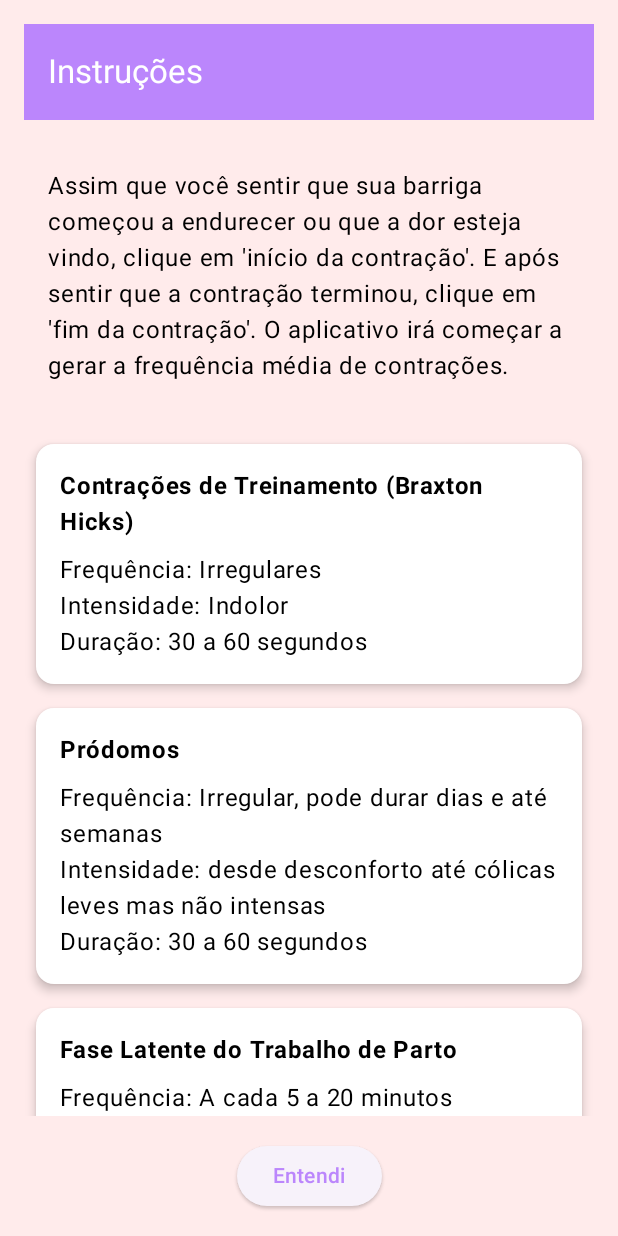
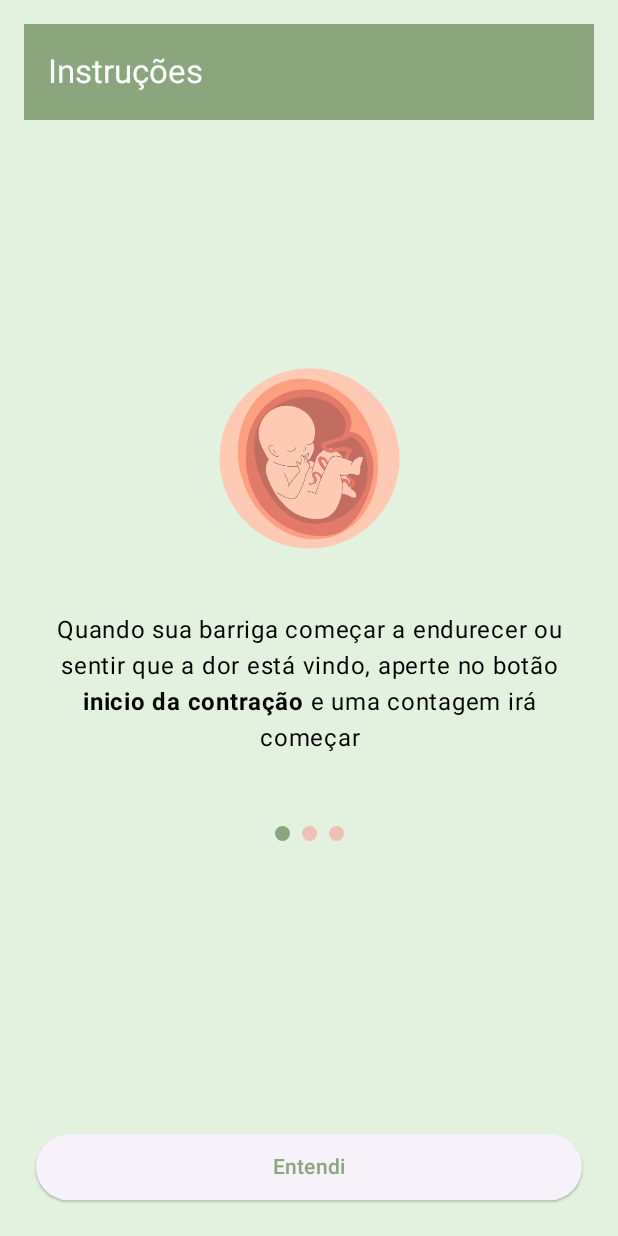
Before and after one commit to jana-dev/ContadorContracoes, an Android app built with Jetpack Compose: the screen it shows after launch (MainActivity), after a tap on "Começar", on a phone screen of 412 x 824 dp. Run offline under Robolectric (Android 15) with nearby library versions, the phone set to English and light mode, and no system bars.

Commit message:
Modificado layout da tela inicial e da tela de instrucoes, criado um data Class para as instruções e um HorizontalPager para renderizar as instrucoes

```diff
--- /dev/null
+++ b/app/src/main/java/com/janatavares/contadorcontracoes/data/repository/Instructions.kt
@@ -0,0 +1,48 @@
+package com.janatavares.contadorcontracoes.data.repository
+
+import androidx.compose.ui.text.AnnotatedString
+import androidx.compose.ui.text.SpanStyle
+import androidx.compose.ui.text.font.FontWeight
+import androidx.compose.ui.text.withStyle
+import com.janatavares.contadorcontracoes.R
+
+data class Instructions(
+    val imageRes: Int,
+    val text: String,
+    val annotatedText: AnnotatedString
+)
+
+val instructionsList = listOf(
+    Instructions(
+        imageRes = R.drawable.instruction1,
+        text ="Quando sua barriga começar a endurecer ou sentir que a dor está vindo, aperte no botão inicio da contração e uma contagem irá começar",
+        annotatedText = AnnotatedString.Builder().apply{
+            append("Quando sua barriga começar a endurecer ou sentir que a dor está vindo, aperte no botão ")
+            withStyle(style = SpanStyle(fontWeight = FontWeight.Bold)){
+                append("inicio da contração")
+            }
+            append(" e uma contagem irá começar")
+        }.toAnnotatedString()
+    ),
+    Instructions(
+       imageRes =  R.drawable.instruction2,
+       text = "Quando sentir que a contração parou, clique em Fim da contração",
+        annotatedText = AnnotatedString.Builder().apply {
+            append("Quando sentir que a contração parou, clique em ")
+            withStyle(style = SpanStyle(fontWeight = FontWeight.Bold)) {
+                append("fim da contração")
+            }
+        }.toAnnotatedString()
+    ),
+    Instructions(
+       imageRes =  R.drawable.instruction3,
+       text =  "O app irá gerar as informações sobre as contrações, não esqueça de marcar as próximas",
+        annotatedText = AnnotatedString.Builder().apply {
+            append("O app irá gerar as informações sobre as contrações, ")
+            withStyle(style = SpanStyle(fontWeight = FontWeight.Bold)) {
+                append("não esqueça de marcar as próximas")
+            }
+        }.toAnnotatedString()
+    )
+
+)
--- a/app/src/main/java/com/janatavares/contadorcontracoes/ui/instructions/InstructionsScreen.kt
+++ b/app/src/main/java/com/janatavares/contadorcontracoes/ui/instructions/InstructionsScreen.kt
@@ -1,21 +1,29 @@
 package com.janatavares.contadorcontracoes.ui.instructions
 
+import android.util.Log
+import androidx.compose.foundation.Image
 import androidx.compose.foundation.background
+import androidx.compose.foundation.border
 import androidx.compose.foundation.layout.*
-import androidx.compose.foundation.lazy.LazyColumn
-import androidx.compose.foundation.lazy.items
+import androidx.compose.foundation.pager.HorizontalPager
+import androidx.compose.foundation.pager.rememberPagerState
+import androidx.compose.foundation.shape.CircleShape
 import androidx.compose.material3.*
 import androidx.compose.runtime.Composable
 import androidx.compose.ui.Alignment
 import androidx.compose.ui.Modifier
-import androidx.compose.ui.text.font.FontWeight
+import androidx.compose.ui.draw.clip
+import androidx.compose.ui.res.painterResource
+import androidx.compose.ui.text.style.TextAlign
 import androidx.compose.ui.unit.dp
-import com.janatavares.contadorcontracoes.data.repository.contractionInfoList
+import com.janatavares.contadorcontracoes.data.repository.Instructions
+import com.janatavares.contadorcontracoes.data.repository.instructionsList
 
 @OptIn(ExperimentalMaterial3Api::class)
 @Composable
 fun InstructionsScreen(onNavigateToMain: () -> Unit) {
     val backgroundColor = MaterialTheme.colorScheme.background
+    val pagerState = rememberPagerState(initialPage = 0, initialPageOffsetFraction = 0f, pageCount = {instructionsList.size})
     Box(
         modifier = Modifier
             .fillMaxSize()
@@ -24,8 +32,7 @@ fun InstructionsScreen(onNavigateToMain: () -> Unit) {
     ){
         Column(
             modifier = Modifier.fillMaxSize().padding(16.dp),
-            verticalArrangement = Arrangement.Center,
-            horizontalAlignment = Alignment.CenterHorizontally
+
         ) {
             TopAppBar(
                 colors = TopAppBarDefaults.topAppBarColors(
@@ -35,18 +42,46 @@ fun InstructionsScreen(onNavigateToMain: () -> Unit) {
                 title = { Text(text = "Instruções") }
             )
 
-            Spacer(modifier = Modifier.height(16.dp))
 
-            // Texto de introdução
-            Text(
-                modifier = Modifier.padding(16.dp),
-                text = "Assim que você sentir que sua barriga começou a endurecer ou que a dor esteja vindo, clique em 'início da contração'. E após sentir que a contração terminou, clique em 'fim da contração'. O aplicativo irá começar a gerar a frequência média de contrações."
-            )
+            Spacer(modifier = Modifier.weight(1f))
 
-            Spacer(modifier = Modifier.height(16.dp))
+            // Textos das instruções
+            HorizontalPager(
+                state = pagerState,
+            ){ page ->
+                InstructionPage(instruction = instructionsList[page])
+            }
+
+            //Indicador de página
+            Row(
+                modifier = Modifier
+                    .height(50.dp)
+                    .fillMaxWidth()
+                    .padding(top = 16.dp),
+                horizontalArrangement = Arrangement.Center
+            ){
+                repeat(pagerState.pageCount) { index  ->
+                    Log.d("Indicator", "Drawing indicator for page $index")
+                    val indicatorColor = if (pagerState.currentPage == index) {
+                        MaterialTheme.colorScheme.primary
+                    } else {
+                        MaterialTheme.colorScheme.secondary
+                    }
+                    Box(
+                        modifier = Modifier
+                            .size(18.dp)
+                            .padding(4.dp)
+                            .clip(CircleShape)
+                            .background(indicatorColor)
+                    )
+                }
+            }
+
+
+            Spacer(modifier = Modifier.weight(1f))
 
             //Lista de informações
-            LazyColumn (
+            /*LazyColumn (
                 modifier = Modifier
                     .fillMaxWidth()
                     .weight(1f)
@@ -54,10 +89,16 @@ fun InstructionsScreen(onNavigateToMain: () -> Unit) {
                 items(contractionInfoList) { item ->
                     ContractionCard(title = item.titulo, frequency = item.frequencia, intensity = item.intensidade, duration = item.duracao)
                 }
-            }
+            }*/
 
             Spacer(modifier = Modifier.height(16.dp))
-            ElevatedButton(onClick = onNavigateToMain) {
+            ElevatedButton(
+                onClick = onNavigateToMain,
+                modifier = Modifier
+                    .fillMaxWidth()
+                    .height(60.dp)
+                    .padding(8.dp)
+            ) {
                 Text(text = "Entendi")
             }
         }
@@ -65,6 +106,34 @@ fun InstructionsScreen(onNavigateToMain: () -> Unit) {
 }
 
 @Composable
+fun InstructionPage(instruction: Instructions){
+    Column (
+        horizontalAlignment = Alignment.CenterHorizontally,
+        verticalArrangement = Arrangement.SpaceEvenly,
+        modifier = Modifier.fillMaxWidth()
+    ){
+        Image(
+            painter = painterResource(id = instruction.imageRes),
+            contentDescription = null,
+            modifier = Modifier.size(150.dp)
+        )
+        Box(
+            modifier = Modifier
+                .height(150.dp)
+                .fillMaxWidth(),
+           contentAlignment = Alignment.Center
+        ){
+            Text(
+                text = instruction.annotatedText,
+                textAlign = TextAlign.Center,
+                modifier = Modifier
+                    .padding(horizontal = 8.dp)
+            )
+        }
+    }
+}
+
+/*@Composable
 fun ContractionCard(title: String, frequency: String, intensity: String, duration: String){
     Card(
         modifier = Modifier
@@ -87,4 +156,4 @@ fun ContractionCard(title: String, frequency: String, intensity: String, duratio
             Text(text = duration)
         }
     }
-}
+}*/
--- a/app/src/main/java/com/janatavares/contadorcontracoes/ui/theme/Color.kt
+++ b/app/src/main/java/com/janatavares/contadorcontracoes/ui/theme/Color.kt
@@ -3,11 +3,7 @@ package com.janatavares.contadorcontracoes.ui.theme
 import androidx.compose.ui.graphics.Color
 
 
-val Lilac = Color(0xFFD3B2F9) // Tom lilás para o tema escuro
-val DarkLilac = Color(0xFFBB86FC) // Lilás mais escuro para contraste
-val SoftBlue = Color(0xFF4682B4) // Azul para destaque
-val MediumBlue = Color(0xFF5F9EA0) // Azul para botões no tema claro
-val LightLilac = Color(0xFFF9D3D3) // Fundo claro da WelcomeScreen
-val LightPink = Color(0xFFFFEBEB) // Fundo mais claro que o predominante
-val SoftBlack = Color(0xFF121212) // Preto para fundo escuro
-val DarkGray = Color(0xFF1F1F1F) // Cinza escuro para superfícies
+val Green = Color(0xFF89A67C)
+val LightGreen = Color(0xFFE3F2DF)
+val NeonGreen = Color(0xFF0DF205)
+val LightPink = Color(0xFFF2BFB3)
--- a/app/src/main/java/com/janatavares/contadorcontracoes/ui/theme/Theme.kt
+++ b/app/src/main/java/com/janatavares/contadorcontracoes/ui/theme/Theme.kt
@@ -13,25 +13,25 @@ import androidx.compose.ui.graphics.Color
 import androidx.compose.ui.platform.LocalContext
 
 private val DarkColorScheme = darkColorScheme(
-    primary = Lilac,
+    primary = Green,
     onPrimary = Color.Black,
-    secondary = SoftBlue,
+    secondary = LightPink,
     onSecondary = Color.Black,
-    background = SoftBlack,
+    background = Color.Black,
     onBackground = Color.White,
-    surface = DarkGray,
+    surface = Color.Black,
     onSurface = Color.White
 )
 
 private val LightColorScheme = lightColorScheme(
-    primary = DarkLilac,
+    primary = Green,
     onPrimary = Color.White,
-    secondary = MediumBlue,
-    onSecondary = Color.White,
-    background = LightPink, // Fundo claro para a WelcomeScreen
+    secondary = LightPink,
+    onSecondary = Color.Black,
+    background = LightGreen, // Fundo claro para a WelcomeScreen
     onBackground = Color.Black,
-    surface = Color.White,
-    onSurface = Color.Black
+    surface = LightPink,
+    onSurface = Color.White
 )
 
 @Composable
--- a/app/src/main/java/com/janatavares/contadorcontracoes/ui/welcome/WelcomeScreen.kt
+++ b/app/src/main/java/com/janatavares/contadorcontracoes/ui/welcome/WelcomeScreen.kt
@@ -16,6 +16,7 @@ import androidx.compose.ui.Modifier
 import androidx.compose.ui.graphics.Color
 import androidx.compose.ui.layout.ContentScale
 import androidx.compose.ui.res.painterResource
+import androidx.compose.ui.text.font.FontFamily
 import androidx.compose.ui.text.font.FontWeight
 import androidx.compose.ui.text.style.TextAlign
 import androidx.compose.ui.unit.dp
@@ -39,6 +40,14 @@ fun WelcomeScreen(onNavigateToInstructions: () -> Unit){
             horizontalAlignment = Alignment.CenterHorizontally,
             verticalArrangement = Arrangement.Center
         ){
+            Text(
+                text = "Contador de Contrações",
+                fontSize = 32.sp,
+                fontWeight = FontWeight.Bold,
+                textAlign = TextAlign.Center,
+                color = MaterialTheme.colorScheme.primary,
+                fontFamily = FontFamily.Cursive
+            )
             Image(
                 painter = painterResource(id = R.drawable.logo),
                 contentDescription = "Logo Contador de Contrações",
@@ -47,14 +56,13 @@ fun WelcomeScreen(onNavigateToInstructions: () -> Unit){
 
             )
             Spacer(modifier = Modifier.height(24.dp))
-            Text(
-                text = "Contador de Contrações",
-                fontSize = 24.sp,
-                fontWeight = FontWeight.Bold,
-                textAlign = TextAlign.Center
-            )
-            Spacer(modifier = Modifier.height(24.dp))
-            ElevatedButton (onClick = onNavigateToInstructions){
+            ElevatedButton (
+                onClick = onNavigateToInstructions,
+                modifier = Modifier
+                    .fillMaxWidth()
+                    .height(60.dp)
+                    .padding(8.dp)
+            ){
                 Text(text = "Começar")
             }
         }
--- a/app/src/main/res/values/colors.xml
+++ b/app/src/main/res/values/colors.xml
@@ -7,4 +7,5 @@
     <color name="teal_700">#FF018786</color>
     <color name="black">#FF000000</color>
     <color name="white">#FFFFFFFF</color>
+    <color name="green">#FF89A67C</color>
 </resources>
--- a/app/src/main/res/values/themes.xml
+++ b/app/src/main/res/values/themes.xml
@@ -1,5 +1,8 @@
 <?xml version="1.0" encoding="utf-8"?>
 <resources>
 
-    <style name="Theme.ContadorContracoes" parent="android:Theme.Material.Light.NoActionBar" />
+    <style name="Theme.ContadorContracoes" parent="android:Theme.Material.Light.NoActionBar">
+        <!-- Cor da barra de navegação padrão do celular -->
+        <item name="android:navigationBarColor">@color/green</item>
+    </style>
 </resources>
```
Also changed, not shown: app/src/main/java/com/janatavares/contadorcontracoes/data/repository/ContractionInfo.kt (+6 -1 lines), app/src/main/res/drawable/instruction1.png (added), app/src/main/res/drawable/instruction2.png (added), app/src/main/res/drawable/instruction3.png (added), app/src/main/res/drawable/logo.png.
